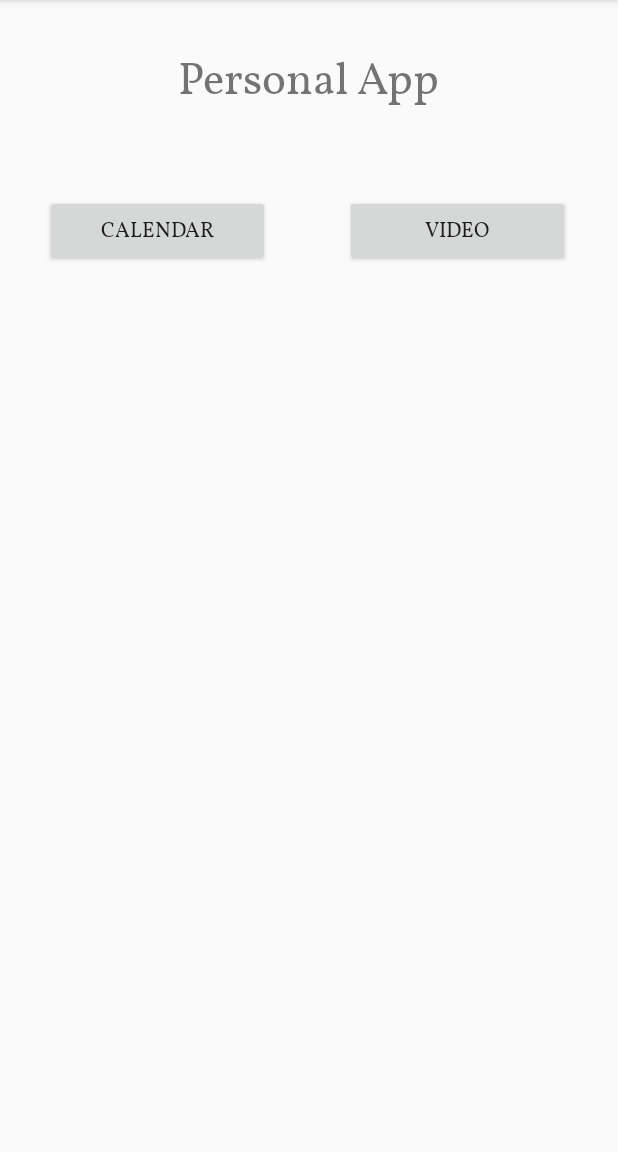
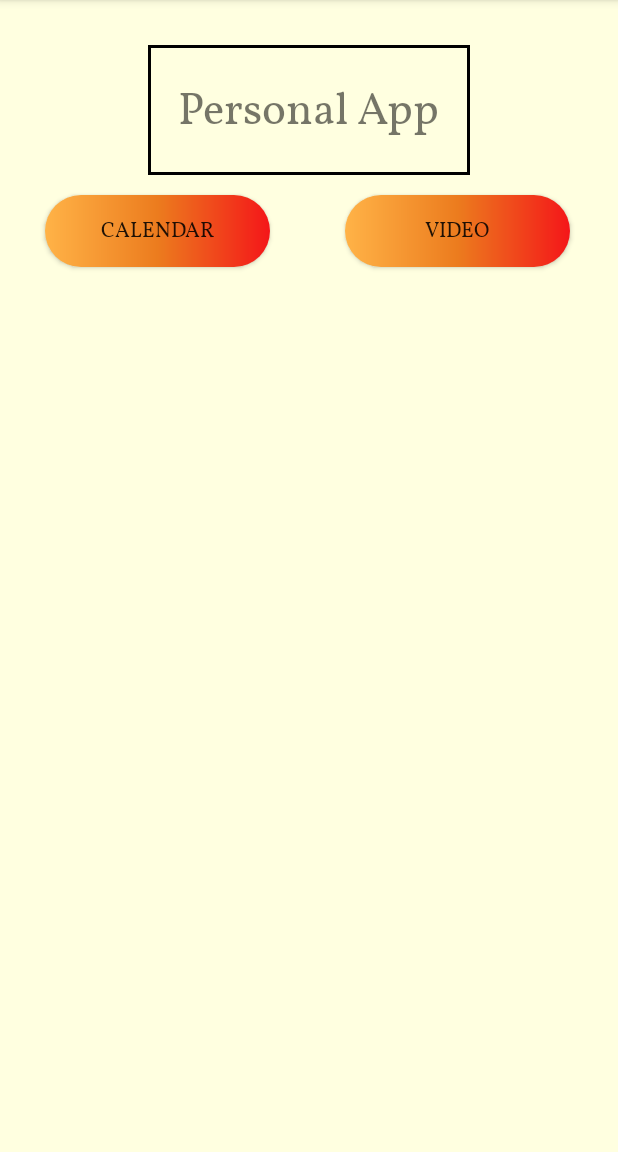
Before and after one commit to khangbpdang/IntegratedApp, an Android app: the screen it shows after launch (MainActivity), on a phone screen of 412 x 824 dp, the part 84-1236 px from its top. Run offline under Robolectric (Android 15) with nearby library versions, the phone set to English and light mode, and no system bars.

Commit message:
MainActivity redesign

```diff
--- a/app/src/main/java/khangdang/com/integratedapp/MainActivity.java
+++ b/app/src/main/java/khangdang/com/integratedapp/MainActivity.java
@@ -4,7 +4,10 @@ import android.content.Intent;
 import android.support.v7.app.AppCompatActivity;
 import android.os.Bundle;
 import android.view.View;
+import android.view.animation.AlphaAnimation;
+import android.view.animation.Animation;
 import android.widget.Button;
+import android.widget.TextView;
 
 import khangdang.com.integratedapp.Calendar.CalendarMainActivity;
 import khangdang.com.integratedapp.YoutubeVideo.YouTubeActivity;
@@ -12,13 +15,22 @@ import khangdang.com.integratedapp.YoutubeVideo.YouTubeActivity;
 public class MainActivity extends AppCompatActivity {
     private Button calendarButton;
     private Button videoButton;
+    private TextView appName;
 
     @Override
     protected void onCreate(Bundle savedInstanceState) {
         super.onCreate(savedInstanceState);
         setContentView(R.layout.activity_main);
+        appName = (TextView) findViewById(R.id.app_name);
         calendarButton = (Button) findViewById(R.id.calendar);
         videoButton = (Button) findViewById(R.id.youtubeVideo);
+
+        Animation anim = new AlphaAnimation(0.0f, 1.0f);
+        anim.setDuration(1000); //You can manage the blinking time with this parameter
+        anim.setStartOffset(20);
+        anim.setRepeatMode(Animation.REVERSE);
+        anim.setRepeatCount(Animation.INFINITE);
+        appName.startAnimation(anim);
         calendarButton.setOnClickListener(new View.OnClickListener() {
             @Override
             public void onClick(View v) {
--- /dev/null
+++ b/app/src/main/res/drawable/button_main_background.xml
@@ -0,0 +1,15 @@
+<?xml version="1.0" encoding="utf-8"?>
+<shape xmlns:android="http://schemas.android.com/apk/res/android">
+    <corners
+        android:radius="30dp"
+        />
+    <solid
+        android:color="@color/awesome"
+        />
+    <gradient
+        android:startColor="@color/pastel_orange"
+        android:endColor="@color/orangy_red"
+        android:centerColor="@color/light_orange"
+        />
+
+</shape>
--- /dev/null
+++ b/app/src/main/res/drawable/textview_main_background.xml
@@ -0,0 +1,7 @@
+<?xml version="1.0" encoding="utf-8"?>
+<shape xmlns:android="http://schemas.android.com/apk/res/android"
+    android:shape="rectangle">
+    <stroke
+        android:width="2dp"
+        android:color="#000000" />
+</shape>
--- a/app/src/main/res/layout/activity_main.xml
+++ b/app/src/main/res/layout/activity_main.xml
@@ -4,12 +4,14 @@
     xmlns:tools="http://schemas.android.com/tools"
     android:layout_width="match_parent"
     android:layout_height="match_parent"
-    tools:context=".MainActivity">
+    tools:context=".MainActivity"
+    android:background="@color/light_yellow">
 
     <TextView
         android:layout_width="wrap_content"
         android:layout_height="wrap_content"
         android:text="@string/personal_app"
+        android:id="@+id/app_name"
         app:layout_constraintBottom_toBottomOf="parent"
         app:layout_constraintLeft_toLeftOf="parent"
         app:layout_constraintRight_toRightOf="parent"
@@ -17,7 +19,10 @@
         android:layout_centerHorizontal="true"
         android:layout_marginTop="30dp"
         android:textSize="30sp"
-        android:fontFamily="@font/vollkorn_regular"/>
+        android:padding="20dp"
+        android:fontFamily="@font/vollkorn_regular"
+        android:background="@drawable/textview_main_background"/>
+
 
     <Button
         android:layout_width="150dp"
@@ -28,7 +33,8 @@
         android:layout_marginStart="30dp"
         android:id="@+id/calendar"
         android:text="@string/calendar"
-        android:fontFamily="@font/vollkorn_regular"/>
+        android:fontFamily="@font/vollkorn_regular"
+        android:background="@drawable/button_main_background"/>
     <Button
         android:layout_width="150dp"
         android:layout_height="wrap_content"
@@ -37,6 +43,7 @@
         android:layout_toEndOf="@+id/calendar"
         android:layout_marginStart="50dp"
         android:text="@string/video"
-        android:fontFamily="@font/vollkorn_regular"/>
+        android:fontFamily="@font/vollkorn_regular"
+        android:background="@drawable/button_main_background"/>
 
 </RelativeLayout>
```
